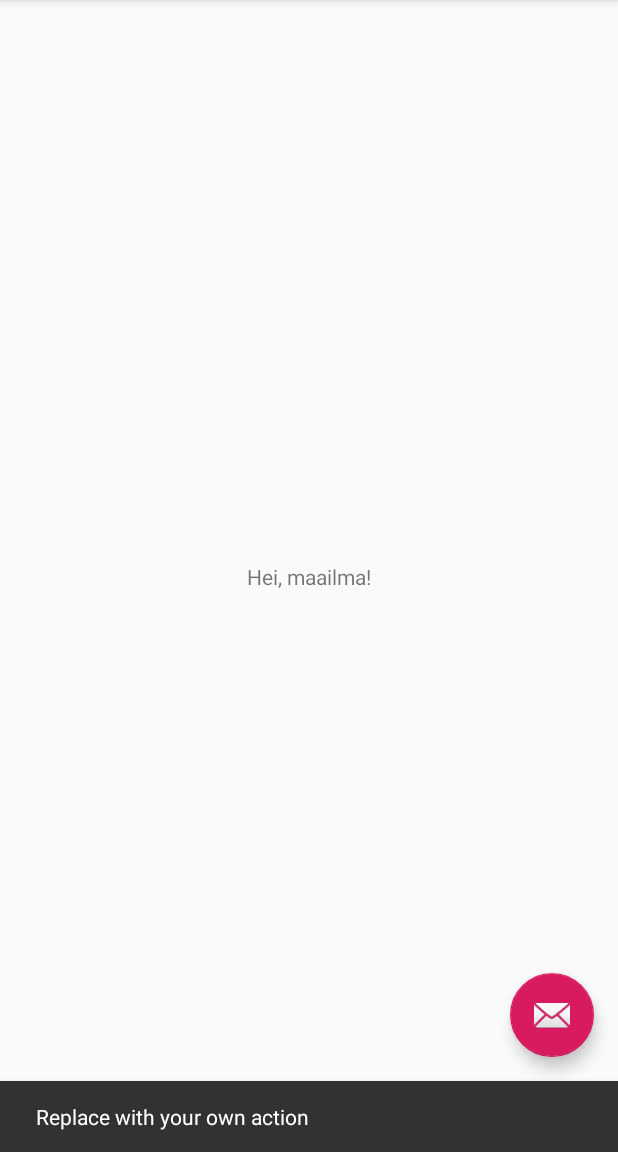
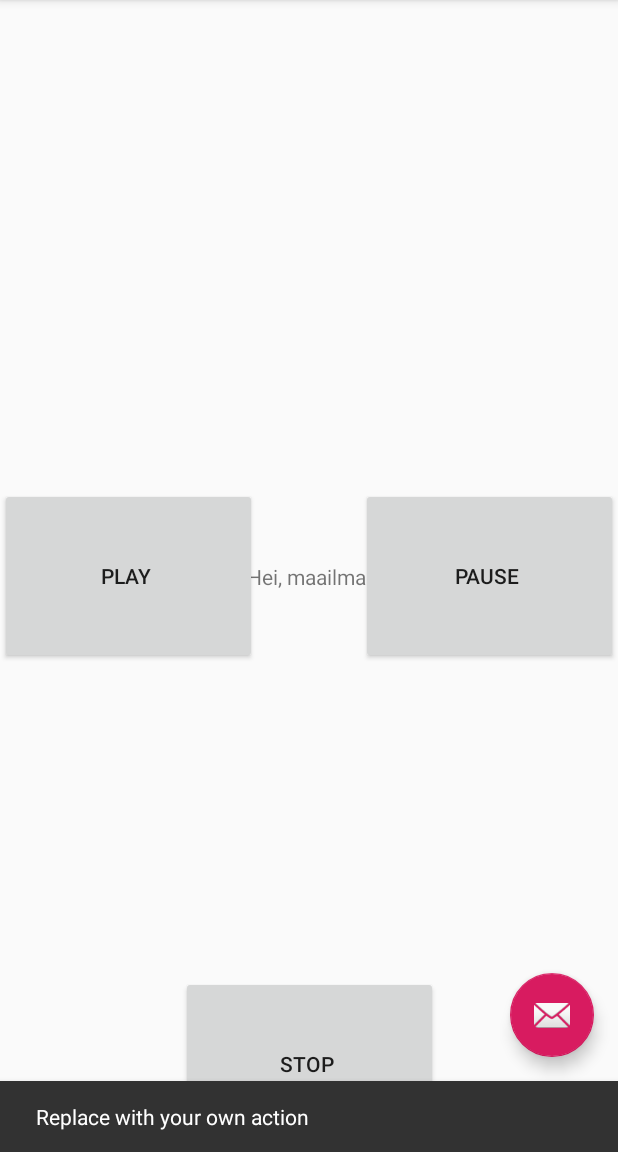
Before and after one commit to dhendri8/finnish, an Android app: the screen it shows after launch (MainActivity), after a tap on an icon or button, on a phone screen of 412 x 824 dp, the part 84-1236 px from its top. Run offline under Robolectric (Android 15) with nearby library versions, the light colour scheme and no system bars.

Commit message:
Adding play, pause, and stop buttons to play media file

```diff
--- a/app/build.gradle
+++ b/app/build.gradle
@@ -17,6 +17,7 @@ android {
             proguardFiles getDefaultProguardFile('proguard-android-optimize.txt'), 'proguard-rules.pro'
         }
     }
+    sourceSets { main { res.srcDirs = ['src/main/res', 'src/main/res/raw'] } }
 }
 
 dependencies {
--- a/app/src/main/java/com/example/finnish/MainActivity.java
+++ b/app/src/main/java/com/example/finnish/MainActivity.java
@@ -1,5 +1,6 @@
 package com.example.finnish;
 
+import android.media.MediaPlayer;
 import android.os.Bundle;
 
 import com.google.android.material.floatingactionbutton.FloatingActionButton;
@@ -11,9 +12,12 @@ import androidx.appcompat.widget.Toolbar;
 import android.view.View;
 import android.view.Menu;
 import android.view.MenuItem;
+import android.widget.Button;
 
 public class MainActivity extends AppCompatActivity {
 
+    Button click1, click2, click3;
+    MediaPlayer mdx;
     @Override
     protected void onCreate(Bundle savedInstanceState) {
         super.onCreate(savedInstanceState);
@@ -22,6 +26,11 @@ public class MainActivity extends AppCompatActivity {
         setSupportActionBar(toolbar);
 
         FloatingActionButton fab = findViewById(R.id.fab);
+        click1 = (Button)findViewById(R.id.playid);
+        click2 = (Button)findViewById(R.id.pauseid);
+        click3 = (Button)findViewById(R.id.stopid);
+        mdx    = MediaPlayer.create(MainActivity.this, R.raw.finnish);
+
         fab.setOnClickListener(new View.OnClickListener() {
             @Override
             public void onClick(View view) {
@@ -29,6 +38,20 @@ public class MainActivity extends AppCompatActivity {
                         .setAction("Action", null).show();
             }
         });
+    }
+
+    public void clickPlay(View v){
+        mdx.start();
+    }
+
+    public void clickPause(View v){
+        mdx.pause();
+    }
+
+    public void clickStop(View v){
+        mdx.stop();
+        mdx = MediaPlayer.create(MainActivity.this, R.raw.finnish);
+
     }
 
     @Override
--- a/app/src/main/res/layout/activity_main.xml
+++ b/app/src/main/res/layout/activity_main.xml
@@ -20,7 +20,9 @@
 
     </com.google.android.material.appbar.AppBarLayout>
 
-    <include layout="@layout/content_main" />
+    <include
+        android:id="@+id/include"
+        layout="@layout/content_main" />
 
     <com.google.android.material.floatingactionbutton.FloatingActionButton
         android:id="@+id/fab"
@@ -30,4 +32,31 @@
         android:layout_margin="@dimen/fab_margin"
         app:srcCompat="@android:drawable/ic_dialog_email" />
 
+    <Button
+        android:id="@+id/pauseid"
+        android:layout_width="171dp"
+        android:layout_height="117dp"
+        android:text="Pause "
+        android:onClick="clickPause"
+        app:layout_anchor="@+id/include"
+        app:layout_anchorGravity="end|center" />
+
+    <Button
+        android:id="@+id/playid"
+        android:layout_width="171dp"
+        android:layout_height="117dp"
+        android:text="play "
+        android:onClick="clickPlay"
+        app:layout_anchor="@+id/include"
+        app:layout_anchorGravity="center|start" />
+
+    <Button
+        android:id="@+id/stopid"
+        android:layout_width="171dp"
+        android:layout_height="117dp"
+        android:text="Stop "
+        android:onClick="clickStop"
+        app:layout_anchor="@+id/include"
+        app:layout_anchorGravity="bottom|center" />
+
 </androidx.coordinatorlayout.widget.CoordinatorLayout>
--- /dev/null
+++ b/app/src/main/res/values/finnish.xml
@@ -0,0 +1,2 @@
+<?xml version="1.0" encoding="utf-8"?>
+<resources></resources>
```
Also changed, not shown: 3 other files.
